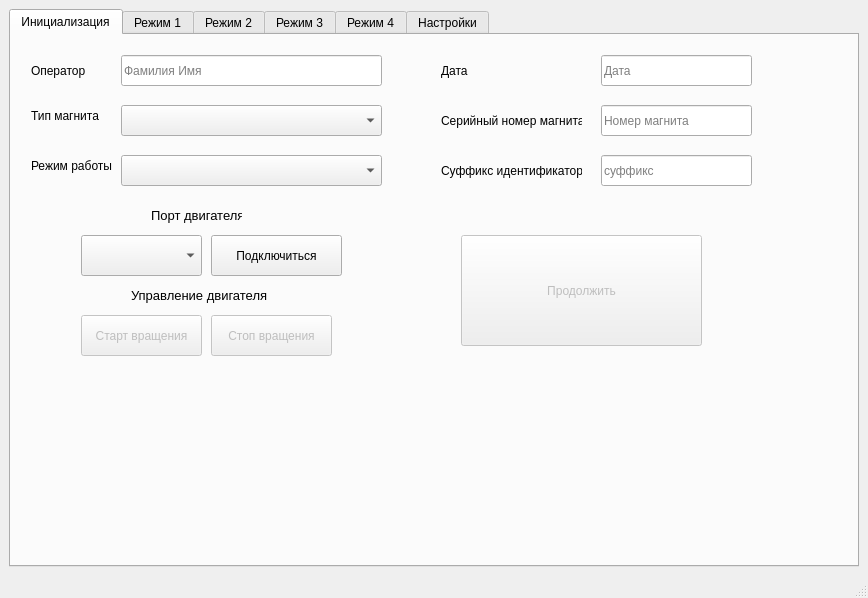
This is harm_ui.ui in BuslaySt/RotatingCoils as Qt 5 draws it before an edit. The edited form follows.
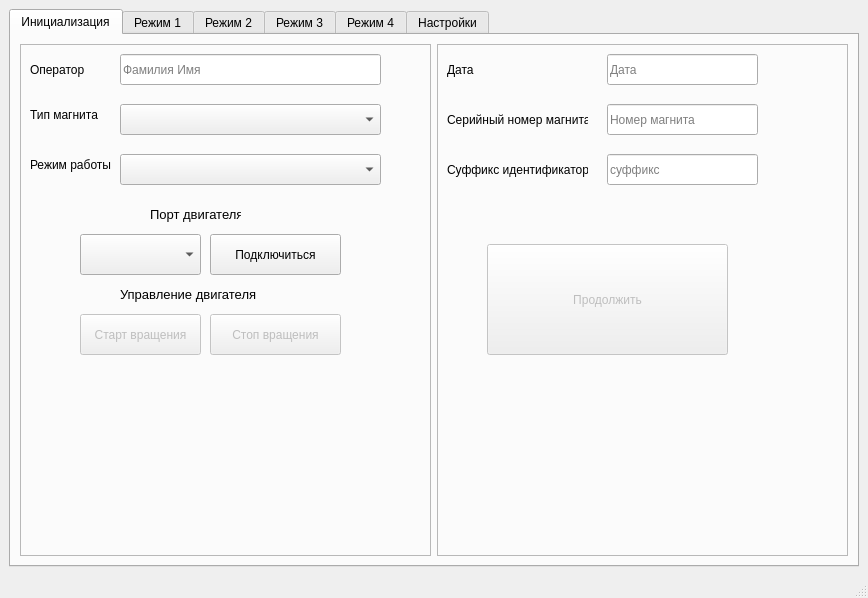
This is the edited form. The open tabs and pages were chosen to show the change.

What changed in the file:
```diff
--- a/harm_ui.ui
+++ b/harm_ui.ui
@@ -17,6 +17,15 @@
    <layout class="QHBoxLayout" name="horizontalLayout">
     <item>
      <widget class="QTabWidget" name="tabWidget">
+      <property name="enabled">
+       <bool>true</bool>
+      </property>
+      <property name="tabPosition">
+       <enum>QTabWidget::North</enum>
+      </property>
+      <property name="tabShape">
+       <enum>QTabWidget::Rounded</enum>
+      </property>
       <property name="currentIndex">
        <number>2</number>
       </property>
@@ -30,11 +39,146 @@
        <attribute name="title">
         <string>Инициализация</string>
        </attribute>
+       <layout class="QHBoxLayout" name="horizontalLayout_16">
+        <item>
+         <widget class="QFrame" name="frame_0_1">
+          <property name="frameShape">
+           <enum>QFrame::StyledPanel</enum>
+          </property>
+          <property name="frameShadow">
+           <enum>QFrame::Raised</enum>
+          </property>
+          <widget class="QPushButton" name="pBtn_Stop">
+           <property name="enabled">
+            <bool>false</bool>
+           </property>
+           <property name="geometry">
+            <rect>
+             <x>190</x>
+             <y>270</y>
+             <width>131</width>
+             <height>41</height>
+            </rect>
+           </property>
+           <property name="text">
+            <string>Стоп вращения</string>
+           </property>
+          </widget>
+          <widget class="QPushButton" name="pBtn_Rotation">
+           <property name="enabled">
+            <bool>false</bool>
+           </property>
+           <property name="geometry">
+            <rect>
+             <x>60</x>
+             <y>270</y>
+             <width>121</width>
+             <height>41</height>
+            </rect>
+           </property>
+           <property name="text">
+            <string>Старт вращения</string>
+           </property>
+          </widget>
+          <widget class="QLabel" name="lbl_Port_3">
+           <property name="geometry">
+            <rect>
+             <x>100</x>
+             <y>240</y>
+             <width>141</width>
+             <height>21</height>
+            </rect>
+           </property>
+           <property name="font">
+            <font>
+             <family>Arial</family>
+             <pointsize>10</pointsize>
+            </font>
+           </property>
+           <property name="text">
+            <string>Управление двигателя</string>
+           </property>
+          </widget>
+          <widget class="QComboBox" name="cBox_SerialPort_1">
+           <property name="geometry">
+            <rect>
+             <x>60</x>
+             <y>190</y>
+             <width>121</width>
+             <height>41</height>
+            </rect>
+           </property>
+          </widget>
+          <widget class="QPushButton" name="pBtn_Connect_1">
+           <property name="geometry">
+            <rect>
+             <x>190</x>
+             <y>190</y>
+             <width>131</width>
+             <height>41</height>
+            </rect>
+           </property>
+           <property name="text">
+            <string>Подключиться</string>
+           </property>
+          </widget>
+          <widget class="QLabel" name="lbl_Port_1">
+           <property name="geometry">
+            <rect>
+             <x>130</x>
+             <y>160</y>
+             <width>91</width>
+             <height>21</height>
+            </rect>
+           </property>
+           <property name="font">
+            <font>
+             <family>Arial</family>
+             <pointsize>10</pointsize>
+            </font>
+           </property>
+           <property name="text">
+            <string>Порт двигателя</string>
+           </property>
+          </widget>
+          <widget class="QComboBox" name="cBox_OperatingModes">
+           <property name="geometry">
+            <rect>
+             <x>100</x>
+             <y>110</y>
+             <width>261</width>
+             <height>31</height>
+            </rect>
+           </property>
+          </widget>
+          <widget class="QComboBox" name="cBox_MagnetType">
+           <property name="geometry">
+            <rect>
+             <x>100</x>
+             <y>60</y>
+             <width>261</width>
+             <height>31</height>
+            </rect>
+           </property>
+          </widget>
+          <widget class="QLabel" name="lbl_Mode">
+           <property name="geometry">
+            <rect>
+             <x>10</x>
+             <y>110</y>
+             <width>81</width>
+             <height>21</height>
+            </rect>
+           </property>
+           <property name="text">
+            <string>Режим работы</string>
+           </property>
+          </widget>
        <widget class="QLabel" name="lbl_Name">
         <property name="geometry">
          <rect>
-          <x>20</x>
-          <y>20</y>
+             <x>10</x>
+             <y>10</y>
           <width>81</width>
           <height>31</height>
          </rect>
@@ -46,8 +190,8 @@
        <widget class="QLineEdit" name="lEd_Name">
         <property name="geometry">
          <rect>
-          <x>110</x>
-          <y>20</y>
+             <x>100</x>
+             <y>10</y>
           <width>261</width>
           <height>31</height>
          </rect>
@@ -59,50 +203,11 @@
          <string>Фамилия Имя</string>
         </property>
        </widget>
-       <widget class="QLineEdit" name="lEd_Date">
-        <property name="geometry">
-         <rect>
-          <x>590</x>
-          <y>20</y>
-          <width>151</width>
-          <height>31</height>
-         </rect>
-        </property>
-        <property name="text">
-         <string/>
-        </property>
-        <property name="placeholderText">
-         <string>Дата</string>
-        </property>
-       </widget>
-       <widget class="QLabel" name="lbl_Date">
-        <property name="geometry">
-         <rect>
-          <x>430</x>
-          <y>20</y>
-          <width>81</width>
-          <height>31</height>
-         </rect>
-        </property>
-        <property name="text">
-         <string>Дата</string>
-        </property>
-       </widget>
-       <widget class="QComboBox" name="cBox_MagnetType">
-        <property name="geometry">
-         <rect>
-          <x>110</x>
-          <y>70</y>
-          <width>261</width>
-          <height>31</height>
-         </rect>
-        </property>
-       </widget>
        <widget class="QLabel" name="lbl_MagnetType">
         <property name="geometry">
          <rect>
-          <x>20</x>
-          <y>70</y>
+             <x>10</x>
+             <y>60</y>
           <width>81</width>
           <height>21</height>
          </rect>
@@ -111,94 +216,23 @@
          <string>Тип магнита</string>
         </property>
        </widget>
-       <widget class="QLabel" name="lbl_MagnetSerial">
-        <property name="geometry">
-         <rect>
-          <x>430</x>
-          <y>70</y>
-          <width>141</width>
-          <height>31</height>
-         </rect>
-        </property>
-        <property name="text">
-         <string>Серийный номер магнита</string>
-        </property>
-       </widget>
-       <widget class="QLineEdit" name="lEd_MagnetSerial">
-        <property name="geometry">
-         <rect>
-          <x>590</x>
-          <y>70</y>
-          <width>151</width>
-          <height>31</height>
-         </rect>
-        </property>
-        <property name="text">
-         <string/>
-        </property>
-        <property name="placeholderText">
-         <string>Номер магнита</string>
-        </property>
-       </widget>
-       <widget class="QLabel" name="lbl_Mode">
-        <property name="geometry">
-         <rect>
-          <x>20</x>
-          <y>120</y>
-          <width>81</width>
-          <height>21</height>
-         </rect>
-        </property>
-        <property name="text">
-         <string>Режим работы</string>
-        </property>
-       </widget>
-       <widget class="QComboBox" name="cBox_OperatingModes">
-        <property name="geometry">
-         <rect>
-          <x>110</x>
-          <y>120</y>
-          <width>261</width>
-          <height>31</height>
-         </rect>
-        </property>
-       </widget>
-       <widget class="QLabel" name="lbl_Suffix">
-        <property name="geometry">
-         <rect>
-          <x>430</x>
-          <y>120</y>
-          <width>141</width>
-          <height>31</height>
-         </rect>
-        </property>
-        <property name="text">
-         <string>Суффикс идентификатора</string>
-        </property>
-       </widget>
-       <widget class="QLineEdit" name="lEd_Suffix">
-        <property name="geometry">
-         <rect>
-          <x>590</x>
-          <y>120</y>
-          <width>151</width>
-          <height>31</height>
-         </rect>
-        </property>
-        <property name="text">
-         <string/>
-        </property>
-        <property name="placeholderText">
-         <string>суффикс</string>
-        </property>
-       </widget>
+         </widget>
+        </item>
+        <item>
+         <widget class="QFrame" name="frame_0_2">
+          <property name="frameShape">
+           <enum>QFrame::StyledPanel</enum>
+          </property>
+          <property name="frameShadow">
+           <enum>QFrame::Raised</enum>
+          </property>
        <widget class="QPushButton" name="pBtn_Contunue">
         <property name="enabled">
          <bool>false</bool>
         </property>
         <property name="geometry">
          <rect>
-          <x>450</x>
+             <x>50</x>
           <y>200</y>
           <width>241</width>
           <height>111</height>
@@ -208,99 +242,96 @@
          <string>Продолжить</string>
         </property>
        </widget>
-       <widget class="QComboBox" name="cBox_SerialPort_1">
+          <widget class="QLineEdit" name="lEd_Suffix">
         <property name="geometry">
          <rect>
-          <x>70</x>
-          <y>200</y>
-          <width>121</width>
-          <height>41</height>
-         </rect>
-        </property>
-       </widget>
-       <widget class="QLabel" name="lbl_Port_1">
+             <x>170</x>
+             <y>110</y>
+             <width>151</width>
+             <height>31</height>
+            </rect>
+           </property>
+           <property name="text">
+            <string/>
+           </property>
+           <property name="placeholderText">
+            <string>суффикс</string>
+           </property>
+          </widget>
+          <widget class="QLineEdit" name="lEd_MagnetSerial">
         <property name="geometry">
          <rect>
-          <x>140</x>
-          <y>170</y>
-          <width>91</width>
-          <height>21</height>
-         </rect>
-        </property>
-        <property name="font">
-         <font>
-          <family>Arial</family>
-          <pointsize>10</pointsize>
-         </font>
-        </property>
+             <x>170</x>
+             <y>60</y>
+             <width>151</width>
+             <height>31</height>
+            </rect>
+           </property>
         <property name="text">
-         <string>Порт двигателя</string>
-        </property>
-       </widget>
-       <widget class="QPushButton" name="pBtn_Connect_1">
+            <string/>
+           </property>
+           <property name="placeholderText">
+            <string>Номер магнита</string>
+           </property>
+          </widget>
+          <widget class="QLabel" name="lbl_Date">
         <property name="geometry">
          <rect>
-          <x>200</x>
-          <y>200</y>
-          <width>131</width>
-          <height>41</height>
+             <x>10</x>
+             <y>10</y>
+             <width>81</width>
+             <height>31</height>
          </rect>
         </property>
         <property name="text">
-         <string>Подключиться</string>
-        </property>
-       </widget>
-       <widget class="QPushButton" name="pBtn_Rotation">
-        <property name="enabled">
-         <bool>false</bool>
-        </property>
+            <string>Дата</string>
+           </property>
+          </widget>
+          <widget class="QLineEdit" name="lEd_Date">
         <property name="geometry">
          <rect>
-          <x>70</x>
-          <y>280</y>
-          <width>121</width>
-          <height>41</height>
+             <x>170</x>
+             <y>10</y>
+             <width>151</width>
+             <height>31</height>
          </rect>
         </property>
         <property name="text">
-         <string>Старт вращения</string>
-        </property>
-       </widget>
-       <widget class="QPushButton" name="pBtn_Stop">
-        <property name="enabled">
-         <bool>false</bool>
-        </property>
+            <string/>
+           </property>
+           <property name="placeholderText">
+            <string>Дата</string>
+           </property>
+          </widget>
+          <widget class="QLabel" name="lbl_MagnetSerial">
         <property name="geometry">
          <rect>
-          <x>200</x>
-          <y>280</y>
-          <width>121</width>
-          <height>41</height>
+             <x>10</x>
+             <y>60</y>
+             <width>141</width>
+             <height>31</height>
          </rect>
         </property>
         <property name="text">
-         <string>Стоп вращения</string>
-        </property>
-       </widget>
-       <widget class="QLabel" name="lbl_Port_3">
+            <string>Серийный номер магнита</string>
+           </property>
+          </widget>
+          <widget class="QLabel" name="lbl_Suffix">
         <property name="geometry">
          <rect>
-          <x>120</x>
-          <y>250</y>
+             <x>10</x>
+             <y>110</y>
           <width>141</width>
-          <height>21</height>
-         </rect>
-        </property>
-        <property name="font">
-         <font>
-          <family>Arial</family>
-          <pointsize>10</pointsize>
-         </font>
-        </property>
+             <height>31</height>
+            </rect>
+           </property>
         <property name="text">
-         <string>Управление двигателя</string>
-        </property>
-       </widget>
+            <string>Суффикс идентификатора</string>
+           </property>
+          </widget>
+         </widget>
+        </item>
+       </layout>
       </widget>
       <widget class="QWidget" name="tab_mode_1">
        <property name="enabled">
```
Left out of the diff: 672 changed lines with no effect on the pictures. Lines whose indentation alone changed are shown as unchanged.
